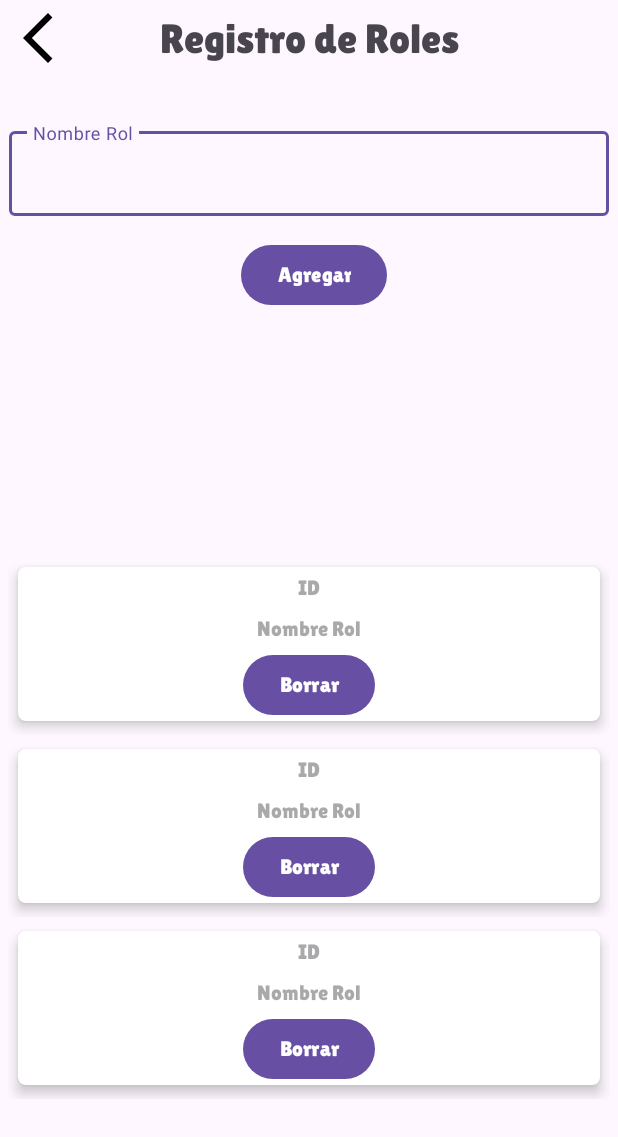
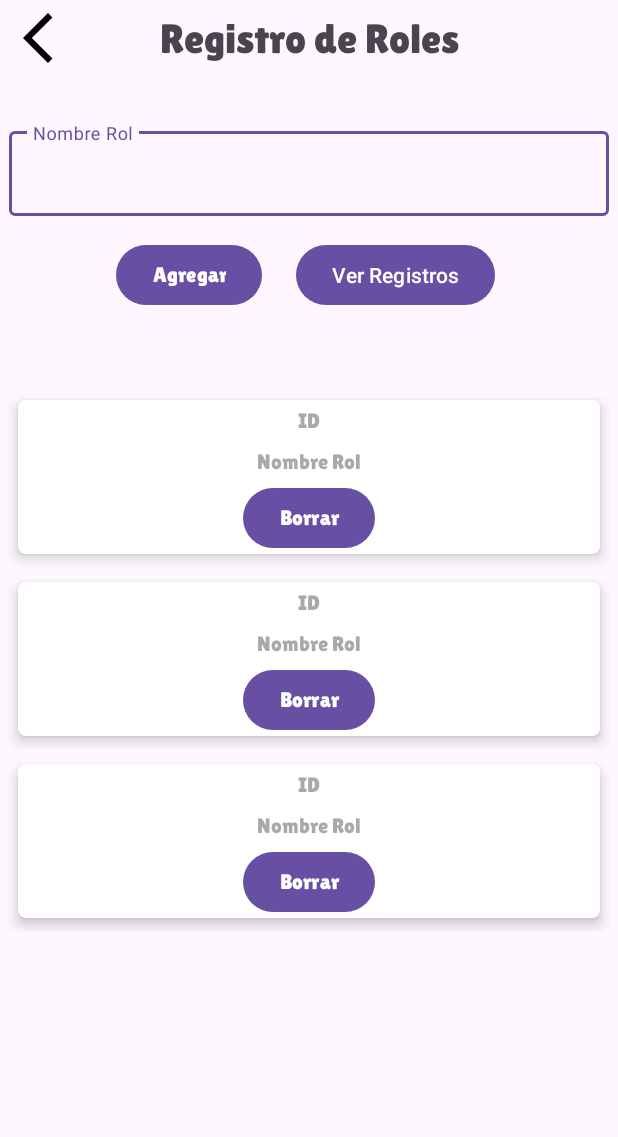
Before and after one commit to dillonduncan/proyecto_veterinaria, an Android app: the layout activity_registrar_roles.xml on its own in the app's theme, with its tools: preview values and no code run, on a phone screen of 412 x 824 dp. Shown: the top 1137 px of the screen. Run offline under Robolectric (Android 15) with nearby library versions, the phone set to English and light mode, and no system bars.

Commit message:
Modificacion de la vista / RecyclerView

```diff
--- a/app/src/main/res/layout/activity_registrar_control_vacunas.xml
+++ b/app/src/main/res/layout/activity_registrar_control_vacunas.xml
@@ -77,14 +77,14 @@
     <androidx.recyclerview.widget.RecyclerView
         android:id="@+id/rv_controles"
         android:layout_width="match_parent"
-        android:layout_height="380dp"
+        android:layout_height="385dp"
         android:layout_marginStart="5dp"
+        android:layout_marginTop="30dp"
         android:layout_marginEnd="5dp"
-        android:layout_marginBottom="5dp"
         android:elevation="20dp"
         android:scrollbars="vertical"
-        app:layout_constraintBottom_toBottomOf="parent"
         app:layout_constraintEnd_toEndOf="parent"
         app:layout_constraintStart_toStartOf="parent"
+        app:layout_constraintTop_toBottomOf="@+id/btnMostrar"
         tools:listitem="@layout/ly_mostrar_control_vacunas" />
 </androidx.constraintlayout.widget.ConstraintLayout>
--- a/app/src/main/res/layout/activity_registrar_roles.xml
+++ b/app/src/main/res/layout/activity_registrar_roles.xml
@@ -53,20 +53,33 @@
         android:fontFamily="@font/lilita"
         android:text="Agregar"
         app:layout_constraintEnd_toEndOf="parent"
+        app:layout_constraintHorizontal_bias="0.231"
         app:layout_constraintStart_toStartOf="@+id/textInputLayout8"
         app:layout_constraintTop_toBottomOf="@+id/textInputLayout8" />
+
     <androidx.recyclerview.widget.RecyclerView
         android:id="@+id/rv_Roles"
         android:layout_width="match_parent"
-        android:layout_height="450dp"
+        android:layout_height="470dp"
         android:layout_marginStart="5dp"
+        android:layout_marginTop="50dp"
         android:layout_marginEnd="5dp"
-        android:layout_marginBottom="5dp"
         android:elevation="20dp"
         android:scrollbars="vertical"
-        app:layout_constraintBottom_toBottomOf="parent"
         app:layout_constraintEnd_toEndOf="parent"
         app:layout_constraintStart_toStartOf="parent"
+        app:layout_constraintTop_toBottomOf="@+id/btnAgregarRoles"
         tools:ignore="SpeakableTextPresentCheck"
-        tools:listitem="@layout/ly_mostrar_roles"/>
+        tools:listitem="@layout/ly_mostrar_roles" />
+
+    <Button
+        android:id="@+id/btnVerRoles"
+        android:layout_width="wrap_content"
+        android:layout_height="wrap_content"
+        android:layout_marginTop="15dp"
+        android:text="Ver Registros"
+        app:layout_constraintEnd_toEndOf="parent"
+        app:layout_constraintHorizontal_bias="0.706"
+        app:layout_constraintStart_toStartOf="parent"
+        app:layout_constraintTop_toBottomOf="@+id/textInputLayout8" />
 </androidx.constraintlayout.widget.ConstraintLayout>
--- a/app/src/main/res/layout/activity_registro_mascota.xml
+++ b/app/src/main/res/layout/activity_registro_mascota.xml
@@ -126,11 +126,12 @@
         android:layout_height="380dp"
         android:layout_marginStart="5dp"
         android:layout_marginEnd="5dp"
-        android:layout_marginBottom="5dp"
         android:elevation="20dp"
         android:scrollbars="vertical"
-        app:layout_constraintBottom_toBottomOf="parent"
+        android:layout_marginTop="5dp"
+        app:layout_constraintTop_toBottomOf="@+id/btnAgregarMsct"
         app:layout_constraintEnd_toEndOf="parent"
+        app:layout_constraintHorizontal_bias="0.0"
         app:layout_constraintStart_toStartOf="parent"
         tools:listitem="@layout/ly_mostra_mascotas" />
 
--- a/app/src/main/res/layout/activity_registro_raza.xml
+++ b/app/src/main/res/layout/activity_registro_raza.xml
@@ -69,7 +69,6 @@
         android:layout_width="match_parent"
         android:layout_height="450dp"
         android:layout_marginTop="30dp"
-        app:layout_constraintBottom_toBottomOf="parent"
         app:layout_constraintEnd_toEndOf="parent"
         app:layout_constraintStart_toStartOf="parent"
         app:layout_constraintTop_toBottomOf="@+id/btnAgregarRaza"
--- a/app/src/main/res/layout/activity_registro_tipos.xml
+++ b/app/src/main/res/layout/activity_registro_tipos.xml
@@ -59,7 +59,6 @@
         android:layout_height="530dp"
         android:layout_marginTop="30dp"
         android:scrollbars="vertical"
-        app:layout_constraintBottom_toBottomOf="parent"
         app:layout_constraintEnd_toEndOf="parent"
         app:layout_constraintStart_toStartOf="parent"
         app:layout_constraintTop_toBottomOf="@+id/btnAgregar"
--- a/app/src/main/res/layout/activity_registro_usuario.xml
+++ b/app/src/main/res/layout/activity_registro_usuario.xml
@@ -105,6 +105,7 @@
         android:layout_width="match_parent"
         android:layout_height="340dp"
         android:layout_marginStart="5dp"
+        android:layout_marginTop="20dp"
         android:layout_marginEnd="5dp"
         android:layout_marginBottom="5dp"
         android:elevation="20dp"
@@ -112,6 +113,7 @@
         app:layout_constraintBottom_toBottomOf="parent"
         app:layout_constraintEnd_toEndOf="parent"
         app:layout_constraintStart_toStartOf="parent"
+        app:layout_constraintTop_toBottomOf="@+id/btnVerRegistros"
         tools:ignore="SpeakableTextPresentCheck"
         tools:listitem="@layout/ly_mostrar_usuarios" />
 
--- a/app/src/main/res/layout/activity_registro_vacunas.xml
+++ b/app/src/main/res/layout/activity_registro_vacunas.xml
@@ -55,14 +55,13 @@
     <androidx.recyclerview.widget.RecyclerView
         android:id="@+id/rvVacuna_Mascota"
         android:layout_width="match_parent"
-        android:layout_height="475dp"
+        android:layout_height="500dp"
+        android:layout_marginTop="35dp"
         android:scrollbars="horizontal"
-        app:layout_constraintBottom_toBottomOf="parent"
         app:layout_constraintEnd_toEndOf="parent"
         app:layout_constraintHorizontal_bias="0.0"
         app:layout_constraintStart_toStartOf="parent"
         app:layout_constraintTop_toBottomOf="@+id/btnAgregar_Vacuna"
-        app:layout_constraintVertical_bias="1.0"
         tools:listitem="@layout/ly_mostrar_vacuna" />
 
     <ImageView
```
